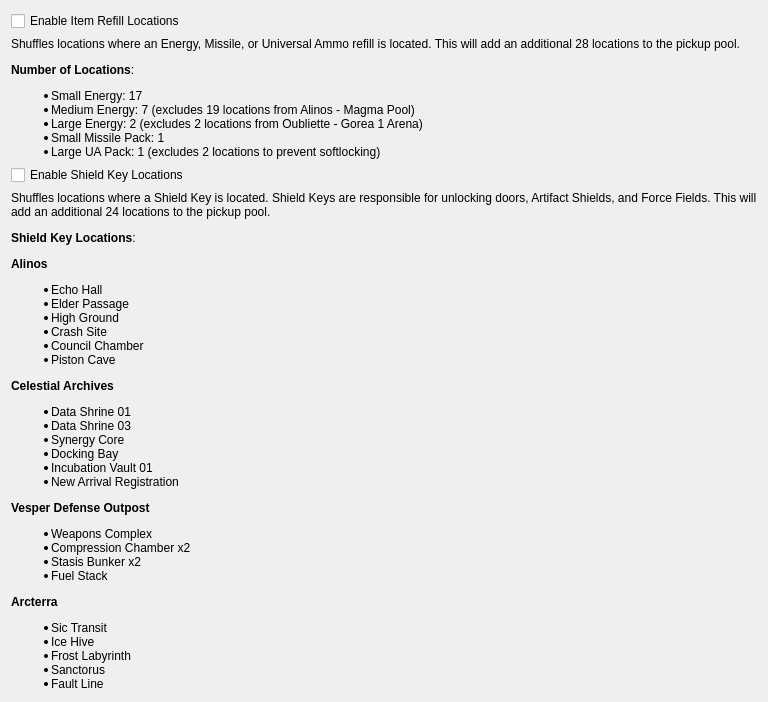
Old version of the form randovania/games/prime_hunters/gui/ui_files/preset_prime_hunters_extra_locations.ui in the repository randovania/randovania.
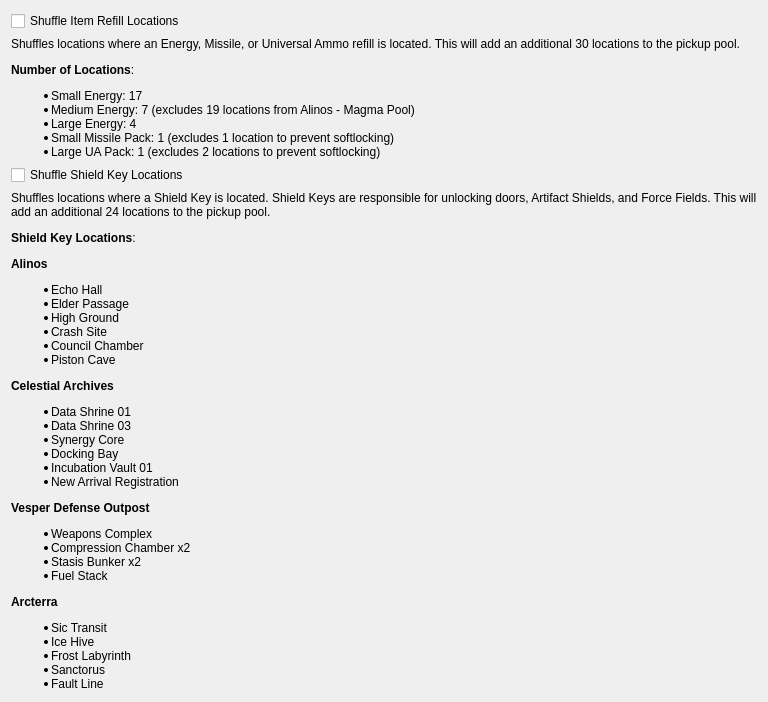
New version of the form.

Commit message: Add Gorea 2 refills and update tab text

What changed in the file:
```diff
--- a/randovania/games/prime_hunters/gui/ui_files/preset_prime_hunters_extra_locations.ui
+++ b/randovania/games/prime_hunters/gui/ui_files/preset_prime_hunters_extra_locations.ui
@@ -24,7 +24,7 @@
     <item>
      <widget class="QCheckBox" name="shuffle_item_refills_check_box">
       <property name="text">
-       <string>Enable Item Refill Locations</string>
+       <string>Shuffle Item Refill Locations</string>
       </property>
      </widget>
     </item>
@@ -37,7 +37,7 @@
        </sizepolicy>
       </property>
       <property name="text">
-       <string>&lt;html&gt;&lt;head/&gt;&lt;body&gt;&lt;p&gt;Shuffles locations where an Energy, Missile, or Universal Ammo refill is located. This will add an additional 28 locations to the pickup pool.&lt;/p&gt;&lt;p&gt;&lt;span style=&quot; font-weight:600;&quot;&gt;Number of Locations&lt;/span&gt;:&lt;/p&gt;&lt;ul style=&quot;margin-top: 0px; margin-bottom: 0px; margin-left: 0px; margin-right: 0px; -qt-list-indent: 1;&quot;&gt;&lt;li style=&quot; margin-top:12px; margin-bottom:0px; margin-left:0px; margin-right:0px; -qt-block-indent:0; text-indent:0px;&quot;&gt;Small Energy: 17&lt;/li&gt;&lt;li style=&quot; margin-top:0px; margin-bottom:0px; margin-left:0px; margin-right:0px; -qt-block-indent:0; text-indent:0px;&quot;&gt;Medium Energy: 7 (excludes 19 locations from Alinos - Magma Pool)&lt;/li&gt;&lt;li style=&quot; margin-top:0px; margin-bottom:0px; margin-left:0px; margin-right:0px; -qt-block-indent:0; text-indent:0px;&quot;&gt;Large Energy: 2 (excludes 2 locations from Oubliette - Gorea 1 Arena)&lt;/li&gt;&lt;li style=&quot; margin-top:0px; margin-bottom:0px; margin-left:0px; margin-right:0px; -qt-block-indent:0; text-indent:0px;&quot;&gt;Small Missile Pack: 1&lt;/li&gt;&lt;li style=&quot; margin-top:0px; margin-bottom:12px; margin-left:0px; margin-right:0px; -qt-block-indent:0; text-indent:0px;&quot;&gt;Large UA Pack: 1 (excludes 2 locations to prevent softlocking)&lt;/li&gt;&lt;/ul&gt;&lt;/body&gt;&lt;/html&gt;</string>
+       <string>&lt;html&gt;&lt;head/&gt;&lt;body&gt;&lt;p&gt;Shuffles locations where an Energy, Missile, or Universal Ammo refill is located. This will add an additional 30 locations to the pickup pool.&lt;/p&gt;&lt;p&gt;&lt;span style=&quot; font-weight:600;&quot;&gt;Number of Locations&lt;/span&gt;:&lt;/p&gt;&lt;ul style=&quot;margin-top: 0px; margin-bottom: 0px; margin-left: 0px; margin-right: 0px; -qt-list-indent: 1;&quot;&gt;&lt;li style=&quot; margin-top:12px; margin-bottom:0px; margin-left:0px; margin-right:0px; -qt-block-indent:0; text-indent:0px;&quot;&gt;Small Energy: 17&lt;/li&gt;&lt;li style=&quot; margin-top:0px; margin-bottom:0px; margin-left:0px; margin-right:0px; -qt-block-indent:0; text-indent:0px;&quot;&gt;Medium Energy: 7 (excludes 19 locations from Alinos - Magma Pool)&lt;/li&gt;&lt;li style=&quot; margin-top:0px; margin-bottom:0px; margin-left:0px; margin-right:0px; -qt-block-indent:0; text-indent:0px;&quot;&gt;Large Energy: 4&lt;/li&gt;&lt;li style=&quot; margin-top:0px; margin-bottom:0px; margin-left:0px; margin-right:0px; -qt-block-indent:0; text-indent:0px;&quot;&gt;Small Missile Pack: 1 (excludes 1 location to prevent softlocking)&lt;/li&gt;&lt;li style=&quot; margin-top:0px; margin-bottom:12px; margin-left:0px; margin-right:0px; -qt-block-indent:0; text-indent:0px;&quot;&gt;Large UA Pack: 1 (excludes 2 locations to prevent softlocking)&lt;/li&gt;&lt;/ul&gt;&lt;/body&gt;&lt;/html&gt;</string>
       </property>
       <property name="scaledContents">
        <bool>false</bool>
@@ -53,7 +53,7 @@
     <item>
      <widget class="QCheckBox" name="shuffle_shield_keys_check_box">
       <property name="text">
-       <string>Enable Shield Key Locations</string>
+       <string>Shuffle Shield Key Locations</string>
       </property>
      </widget>
     </item>
```
The commit also changes 3 other files.
